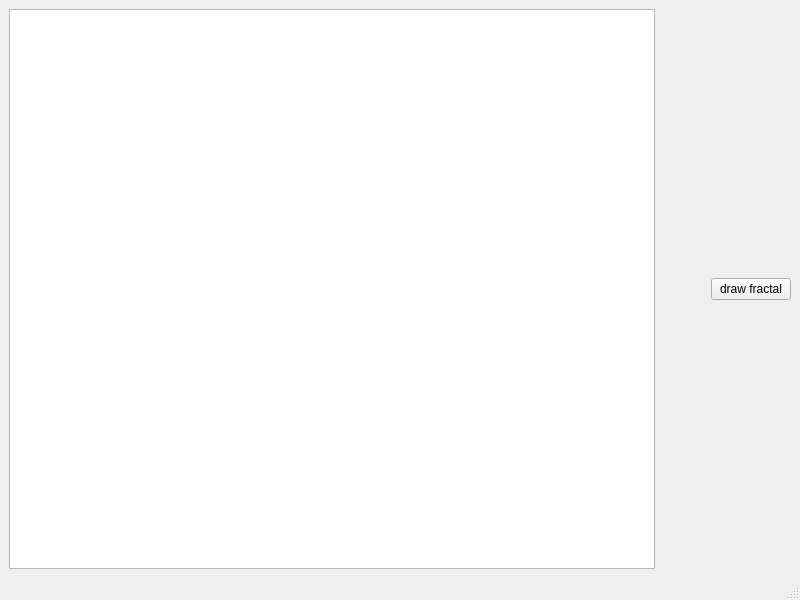
Qt form mainwindow.ui (ImaginaryDen/Fractal_CPP) before a commit.
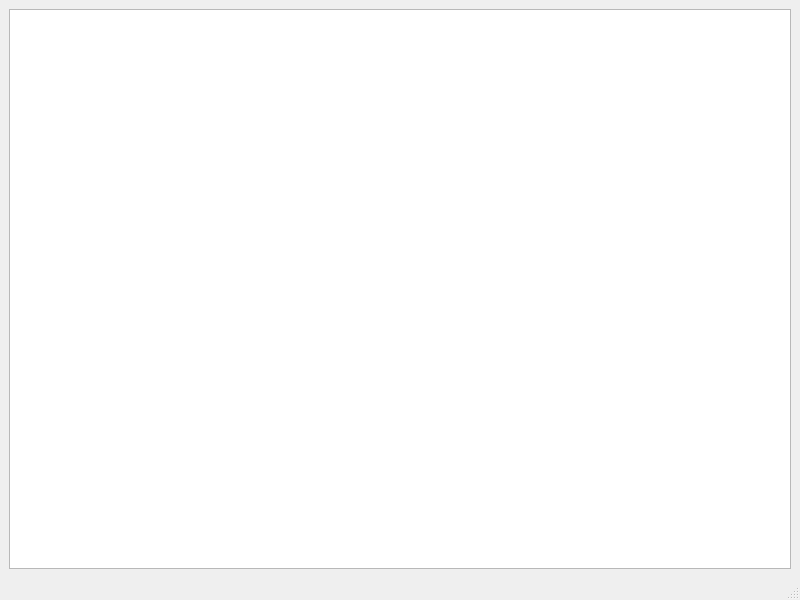
The same form after that commit.

Diff of the .ui file:
```diff
--- a/mainwindow.ui
+++ b/mainwindow.ui
@@ -15,32 +15,9 @@
   </property>
   <widget class="QWidget" name="centralwidget">
    <layout class="QGridLayout" name="gridLayout">
-    <item row="0" column="1">
-     <spacer name="horizontalSpacer">
-      <property name="orientation">
-       <enum>Qt::Horizontal</enum>
-      </property>
-      <property name="sizeType">
-       <enum>QSizePolicy::Fixed</enum>
-      </property>
-      <property name="sizeHint" stdset="0">
-       <size>
-        <width>50</width>
-        <height>1</height>
-       </size>
-      </property>
-     </spacer>
-    </item>
     <item row="0" column="0">
      <widget class="QGraphicsView" name="image"/>
     </item>
-    <item row="0" column="2">
-     <widget class="QPushButton" name="draw_fractal">
-      <property name="text">
-       <string>draw fractal</string>
-      </property>
-     </widget>
-    </item>
    </layout>
   </widget>
   <widget class="QMenuBar" name="menubar">
```
